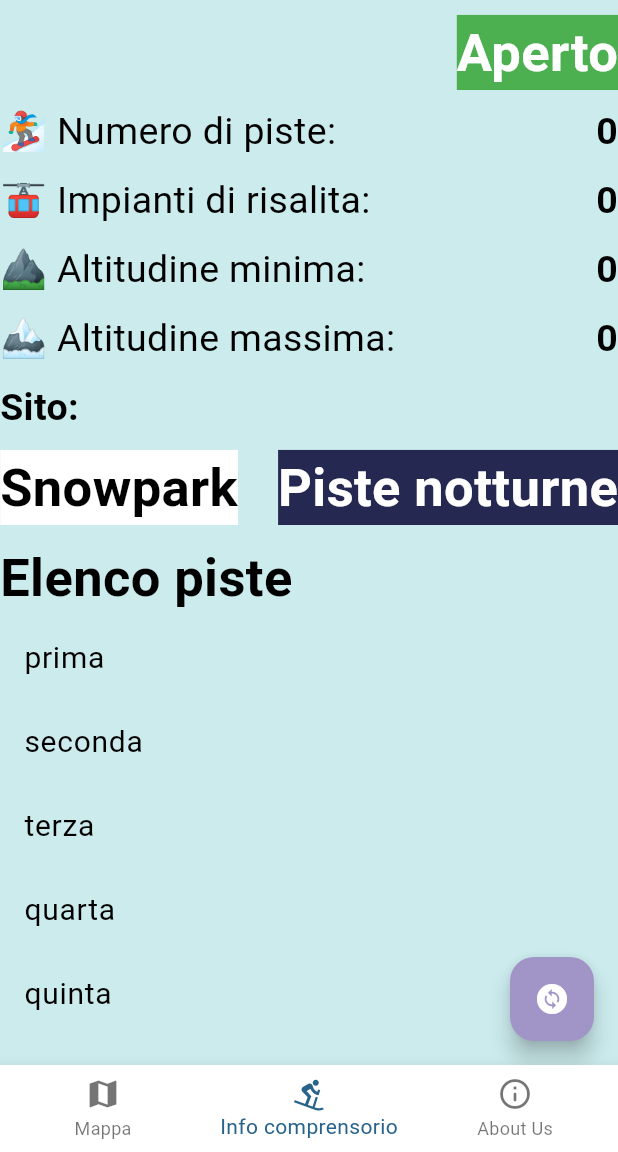
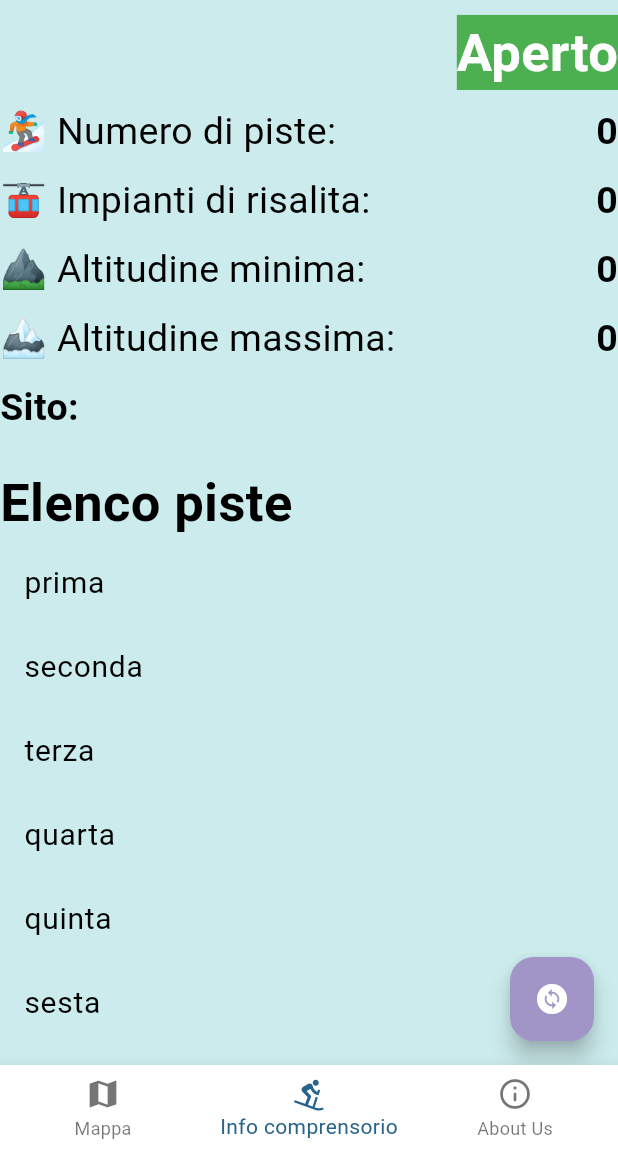
Before and after one commit to omarnaja1/fluttermobile, a Flutter app: the screen it shows after launch, item 2 of the bottom bar chosen, on a phone screen of 412 x 824 dp, the part 84-1236 px from its top. Run offline on Flutter 3.47's test engine with Material 2 defaults, Android fonts, the phone set to English and light mode, and no system bars; our stand-ins replace flutter_map, geolocator, latlong2, sqflite; accounts and stored records are empty.

Commit message:
update info_piste
Aggiunto check di visibilità su pistenotturne e snowpark

```diff
--- a/SkiTracker/lib/info_piste.dart
+++ b/SkiTracker/lib/info_piste.dart
@@ -1,6 +1,7 @@
 import 'package:SkiTracker/scelta_comprensorio.dart';
 import 'package:flutter/material.dart';
 import 'package:url_launcher/url_launcher.dart';
+import 'package:url_launcher/url_launcher_string.dart';
 
 import 'database/DbHelper.dart';
 
@@ -19,6 +20,8 @@ class _InfoPisteState extends State<InfoPiste> {
   int? numImpiantiRisalitaComprensorio = 0;
   int? altMinComprensorio = 0;
   int? altMaxComprensorio = 0;
+  int? snowparkComprensorio = 0;
+  int ? pisteNotturneComprensorio = 0;
 
   // Elenco delle piste
  // List<Piste> piste = [];
@@ -40,6 +43,8 @@ class _InfoPisteState extends State<InfoPiste> {
     final impiantiRisalita = await DbHelper.getImpiantiRisalitaComprensorioSelezionato();
     final altMin = await DbHelper.getAltMinComprensorioSelezionato();
     final altMax = await DbHelper.getAltMaxComprensorioSelezionato();
+    final snowpark = await DbHelper.getSnowparkComprensorioSelezionato();
+    final pisteNotturne = await DbHelper.getPistaNotturnaComprensorioSelezionato();
 
     setState(() {
       if (id != null)
@@ -51,6 +56,8 @@ class _InfoPisteState extends State<InfoPiste> {
         this.numImpiantiRisalitaComprensorio = impiantiRisalita;
         this.altMinComprensorio = altMin;
         this.altMaxComprensorio = altMax;
+        this.snowparkComprensorio = snowpark;
+        this.pisteNotturneComprensorio = pisteNotturne;
     });
   }
 
@@ -82,7 +89,7 @@ class _InfoPisteState extends State<InfoPiste> {
               fontWeight: FontWeight.bold,
               color: Colors.white,
               fontSize: 35,
-              backgroundColor: Colors.green,
+              backgroundColor: stato == 1 ? Colors.green : Colors.red,
             ),
           ),
         ],
@@ -207,7 +214,10 @@ class _InfoPisteState extends State<InfoPiste> {
           Row(
             mainAxisAlignment: MainAxisAlignment.spaceBetween,
             children: [
-              Text("Snowpark",
+            Visibility(
+            visible: snowparkComprensorio == 1,
+            child: Text(
+              "Snowpark",
               style: TextStyle(
                 fontWeight: FontWeight.bold,
                 color: Colors.black,
@@ -215,12 +225,17 @@ class _InfoPisteState extends State<InfoPiste> {
                 backgroundColor: Colors.white,
               ),
             ),
-              Text("Piste notturne",
+          ),
+              Visibility(
+                visible: pisteNotturneComprensorio == 1,
+                child: Text(
+                  "Piste notturne",
                   style: TextStyle(
                     fontWeight: FontWeight.bold,
-                  color: Colors.white,
+                    color: Colors.black,
                     fontSize: 35,
-                  backgroundColor: Color.fromRGBO(37, 40, 80, 1),
+                    backgroundColor: Colors.white,
+                  ),
                 ),
               ),
             ],
@@ -239,8 +254,6 @@ class _InfoPisteState extends State<InfoPiste> {
 
       Expanded(
         child: ListView.builder(
-
-
               itemCount: piste.length,
               itemBuilder: (context, index){
                 return ListTile(
```
Also changed, not shown: SkiTracker/lib/database/DbHelper.dart (+23 -0 lines). Lines whose indentation alone changed are shown as unchanged.
